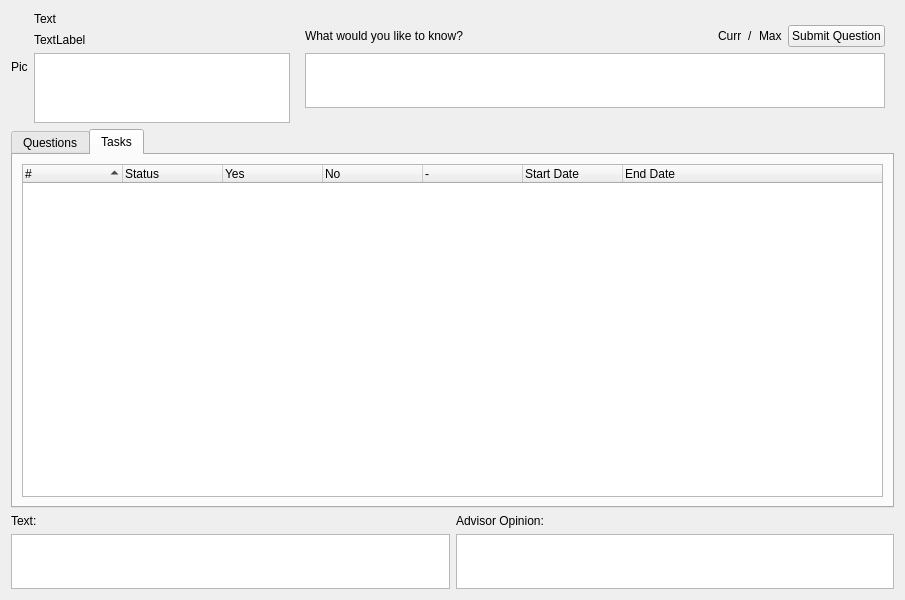
dmzdev/stance, file ui/AdvisorWindow.ui: the form before one commit.
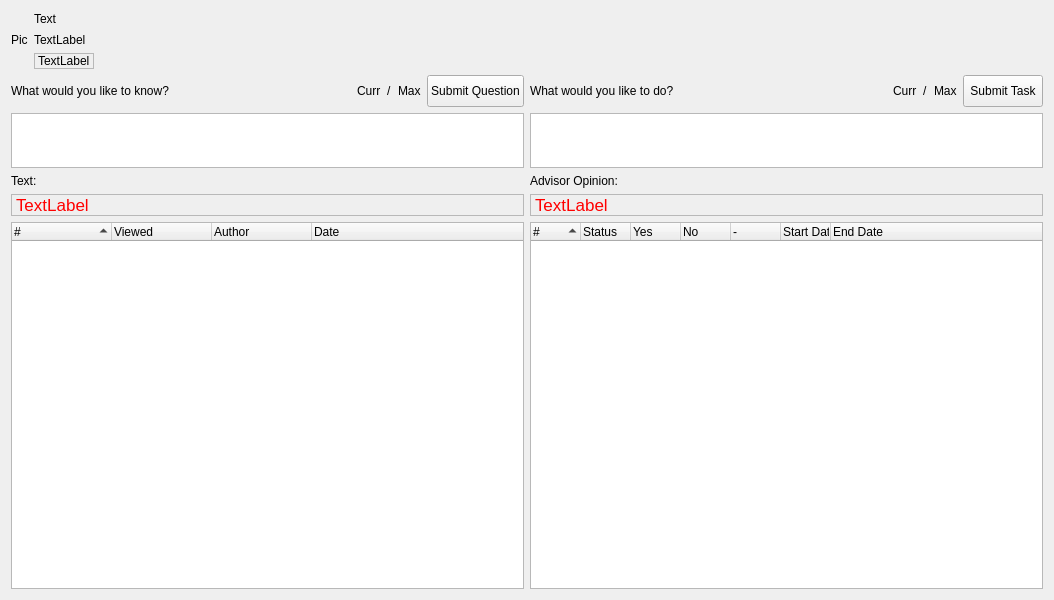
The form after the commit. The open tabs and pages were chosen to show the change.

Commit message: Advisor window functionality changes. Date format changes.

The edit to the form file:
```diff
--- a/ui/AdvisorWindow.ui
+++ b/ui/AdvisorWindow.ui
@@ -6,7 +6,7 @@
    <rect>
     <x>0</x>
     <y>0</y>
-    <width>905</width>
+    <width>1054</width>
     <height>600</height>
    </rect>
   </property>
@@ -94,46 +94,51 @@
         </widget>
        </item>
        <item>
-        <widget class="QTextEdit" name="bioText">
+        <widget class="QLabel" name="bioText">
          <property name="sizePolicy">
-          <sizepolicy hsizetype="Minimum" vsizetype="Maximum">
+          <sizepolicy hsizetype="Maximum" vsizetype="Maximum">
            <horstretch>0</horstretch>
            <verstretch>0</verstretch>
           </sizepolicy>
          </property>
-         <property name="maximumSize">
-          <size>
-           <width>16777215</width>
-           <height>72</height>
-          </size>
+         <property name="frameShape">
+          <enum>QFrame::StyledPanel</enum>
          </property>
-         <property name="readOnly">
+         <property name="frameShadow">
+          <enum>QFrame::Sunken</enum>
+         </property>
+         <property name="text">
+          <string>TextLabel</string>
+         </property>
+         <property name="wordWrap">
           <bool>true</bool>
          </property>
-         <property name="html">
-          <string>&lt;!DOCTYPE HTML PUBLIC &quot;-//W3C//DTD HTML 4.0//EN&quot; &quot;http://www.w3.org/TR/REC-html40/strict.dtd&quot;&gt;
-&lt;html&gt;&lt;head&gt;&lt;meta name=&quot;qrichtext&quot; content=&quot;1&quot; /&gt;&lt;style type=&quot;text/css&quot;&gt;
-p, li { white-space: pre-wrap; }
-&lt;/style&gt;&lt;/head&gt;&lt;body style=&quot; font-family:'Lucida Grande'; font-size:13pt; font-weight:400; font-style:normal;&quot;&gt;
-&lt;p style=&quot;-qt-paragraph-type:empty; margin-top:0px; margin-bottom:0px; margin-left:0px; margin-right:0px; -qt-block-indent:0; text-indent:0px;&quot;&gt;&lt;/p&gt;&lt;/body&gt;&lt;/html&gt;</string>
-         </property>
         </widget>
        </item>
       </layout>
      </item>
      <item>
-      <widget class="QStackedWidget" name="stackedWidget">
-       <property name="sizePolicy">
-        <sizepolicy hsizetype="Preferred" vsizetype="Maximum">
-         <horstretch>0</horstretch>
-         <verstretch>0</verstretch>
-        </sizepolicy>
+      <spacer name="horizontalSpacer_3">
+       <property name="orientation">
+        <enum>Qt::Horizontal</enum>
        </property>
-       <property name="currentIndex">
-        <number>0</number>
+       <property name="sizeHint" stdset="0">
+        <size>
+         <width>40</width>
+         <height>20</height>
+        </size>
        </property>
-       <widget class="QWidget" name="page">
-        <layout class="QVBoxLayout" name="verticalLayout_6">
+      </spacer>
+     </item>
+    </layout>
+   </item>
+   <item>
+    <layout class="QHBoxLayout" name="horizontalLayout_3">
+     <item>
+      <layout class="QVBoxLayout" name="verticalLayout_5">
+       <property name="sizeConstraint">
+        <enum>QLayout::SetFixedSize</enum>
+       </property>
          <item>
           <layout class="QVBoxLayout" name="verticalLayout_7">
            <property name="sizeConstraint">
@@ -142,10 +147,16 @@
            <item>
             <layout class="QHBoxLayout" name="horizontalLayout">
              <property name="sizeConstraint">
-              <enum>QLayout::SetMinAndMaxSize</enum>
+            <enum>QLayout::SetMaximumSize</enum>
              </property>
              <item>
               <widget class="QLabel" name="label_5">
+             <property name="sizePolicy">
+              <sizepolicy hsizetype="Preferred" vsizetype="Fixed">
+               <horstretch>0</horstretch>
+               <verstretch>0</verstretch>
+              </sizepolicy>
+             </property>
                <property name="maximumSize">
                 <size>
                  <width>16777215</width>
@@ -160,7 +171,7 @@
              <item>
               <spacer name="horizontalSpacer">
                <property name="sizePolicy">
-                <sizepolicy hsizetype="Minimum" vsizetype="Minimum">
+              <sizepolicy hsizetype="Expanding" vsizetype="Minimum">
                  <horstretch>0</horstretch>
                  <verstretch>0</verstretch>
                 </sizepolicy>
@@ -168,6 +179,9 @@
                <property name="orientation">
                 <enum>Qt::Horizontal</enum>
                </property>
+             <property name="sizeType">
+              <enum>QSizePolicy::Expanding</enum>
+             </property>
                <property name="sizeHint" stdset="0">
                 <size>
                  <width>40</width>
@@ -179,7 +193,7 @@
              <item>
               <widget class="QLabel" name="qCurrentCharAmt">
                <property name="sizePolicy">
-                <sizepolicy hsizetype="Preferred" vsizetype="Maximum">
+              <sizepolicy hsizetype="Preferred" vsizetype="Fixed">
                  <horstretch>0</horstretch>
                  <verstretch>0</verstretch>
                 </sizepolicy>
@@ -197,6 +211,18 @@
              </item>
              <item>
               <widget class="QLabel" name="label">
+             <property name="sizePolicy">
+              <sizepolicy hsizetype="Preferred" vsizetype="Fixed">
+               <horstretch>0</horstretch>
+               <verstretch>0</verstretch>
+              </sizepolicy>
+             </property>
+             <property name="maximumSize">
+              <size>
+               <width>16777215</width>
+               <height>16</height>
+              </size>
+             </property>
                <property name="text">
                 <string>/</string>
                </property>
@@ -205,7 +231,7 @@
              <item>
               <widget class="QLabel" name="qTotalCharAmt">
                <property name="sizePolicy">
-                <sizepolicy hsizetype="Preferred" vsizetype="Maximum">
+              <sizepolicy hsizetype="Preferred" vsizetype="Fixed">
                  <horstretch>0</horstretch>
                  <verstretch>0</verstretch>
                 </sizepolicy>
@@ -224,11 +250,17 @@
              <item>
               <widget class="QPushButton" name="submitQuestionButton">
                <property name="sizePolicy">
-                <sizepolicy hsizetype="Minimum" vsizetype="Maximum">
+              <sizepolicy hsizetype="Minimum" vsizetype="Fixed">
                  <horstretch>0</horstretch>
                  <verstretch>0</verstretch>
                 </sizepolicy>
                </property>
+             <property name="maximumSize">
+              <size>
+               <width>16777215</width>
+               <height>32</height>
+              </size>
+             </property>
                <property name="text">
                 <string>Submit Question</string>
                </property>
@@ -261,11 +293,91 @@
            </item>
           </layout>
          </item>
-        </layout>
-        <zorder></zorder>
-       </widget>
-       <widget class="QWidget" name="page_2">
-        <layout class="QVBoxLayout" name="verticalLayout_11">
+       <item>
+        <layout class="QVBoxLayout" name="verticalLayout_8">
+         <item>
+          <widget class="QLabel" name="label_4">
+           <property name="sizePolicy">
+            <sizepolicy hsizetype="Preferred" vsizetype="Fixed">
+             <horstretch>0</horstretch>
+             <verstretch>0</verstretch>
+            </sizepolicy>
+           </property>
+           <property name="text">
+            <string>Text:</string>
+           </property>
+          </widget>
+         </item>
+         <item>
+          <widget class="QLabel" name="selectedText">
+           <property name="sizePolicy">
+            <sizepolicy hsizetype="Preferred" vsizetype="Maximum">
+             <horstretch>0</horstretch>
+             <verstretch>0</verstretch>
+            </sizepolicy>
+           </property>
+           <property name="palette">
+            <palette>
+             <active>
+              <colorrole role="WindowText">
+               <brush brushstyle="SolidPattern">
+                <color alpha="255">
+                 <red>255</red>
+                 <green>0</green>
+                 <blue>0</blue>
+                </color>
+               </brush>
+              </colorrole>
+             </active>
+             <inactive>
+              <colorrole role="WindowText">
+               <brush brushstyle="SolidPattern">
+                <color alpha="255">
+                 <red>255</red>
+                 <green>0</green>
+                 <blue>0</blue>
+                </color>
+               </brush>
+              </colorrole>
+             </inactive>
+             <disabled>
+              <colorrole role="WindowText">
+               <brush brushstyle="SolidPattern">
+                <color alpha="255">
+                 <red>69</red>
+                 <green>69</green>
+                 <blue>69</blue>
+                </color>
+               </brush>
+              </colorrole>
+             </disabled>
+            </palette>
+           </property>
+           <property name="font">
+            <font>
+             <pointsize>13</pointsize>
+            </font>
+           </property>
+           <property name="frameShape">
+            <enum>QFrame::StyledPanel</enum>
+           </property>
+           <property name="frameShadow">
+            <enum>QFrame::Sunken</enum>
+           </property>
+           <property name="text">
+            <string>TextLabel</string>
+           </property>
+           <property name="wordWrap">
+            <bool>true</bool>
+           </property>
+          </widget>
+         </item>
+        </layout>
+       </item>
+      </layout>
+     </item>
+     <item>
+      <layout class="QVBoxLayout" name="verticalLayout_6">
          <item>
           <layout class="QVBoxLayout" name="verticalLayout_4">
            <property name="sizeConstraint">
@@ -278,6 +390,12 @@
              </property>
              <item>
               <widget class="QLabel" name="label_3">
+             <property name="sizePolicy">
+              <sizepolicy hsizetype="Preferred" vsizetype="Fixed">
+               <horstretch>0</horstretch>
+               <verstretch>0</verstretch>
+              </sizepolicy>
+             </property>
                <property name="maximumSize">
                 <size>
                  <width>16777215</width>
@@ -292,7 +410,7 @@
              <item>
               <spacer name="horizontalSpacer_2">
                <property name="sizePolicy">
-                <sizepolicy hsizetype="Expanding" vsizetype="Minimum">
+              <sizepolicy hsizetype="Expanding" vsizetype="Fixed">
                  <horstretch>0</horstretch>
                  <verstretch>0</verstretch>
                 </sizepolicy>
@@ -332,6 +450,12 @@
              </item>
              <item>
               <widget class="QLabel" name="label_7">
+             <property name="sizePolicy">
+              <sizepolicy hsizetype="Preferred" vsizetype="Fixed">
+               <horstretch>0</horstretch>
+               <verstretch>0</verstretch>
+              </sizepolicy>
+             </property>
                <property name="text">
                 <string>/</string>
                </property>
@@ -402,39 +526,96 @@
            </item>
           </layout>
          </item>
-        </layout>
-       </widget>
-      </widget>
-     </item>
-    </layout>
-   </item>
    <item>
-    <layout class="QVBoxLayout" name="verticalLayout_8">
+        <layout class="QVBoxLayout" name="verticalLayout_3">
      <property name="sizeConstraint">
-      <enum>QLayout::SetNoConstraint</enum>
+          <enum>QLayout::SetDefaultConstraint</enum>
      </property>
      <item>
-      <widget class="QTabWidget" name="tabWidget">
+          <widget class="QLabel" name="label_2">
        <property name="sizePolicy">
-        <sizepolicy hsizetype="Expanding" vsizetype="Preferred">
+            <sizepolicy hsizetype="Preferred" vsizetype="Fixed">
          <horstretch>0</horstretch>
          <verstretch>0</verstretch>
         </sizepolicy>
        </property>
-       <property name="currentIndex">
-        <number>0</number>
-       </property>
-       <widget class="QWidget" name="tab">
+           <property name="text">
+            <string>Advisor Opinion:</string>
+           </property>
+          </widget>
+         </item>
+         <item>
+          <widget class="QLabel" name="selectedOpinion">
         <property name="sizePolicy">
-         <sizepolicy hsizetype="Preferred" vsizetype="Preferred">
+            <sizepolicy hsizetype="Preferred" vsizetype="Maximum">
           <horstretch>0</horstretch>
           <verstretch>0</verstretch>
          </sizepolicy>
         </property>
-        <attribute name="title">
-         <string>Questions</string>
-        </attribute>
-        <layout class="QVBoxLayout" name="verticalLayout_9">
+           <property name="palette">
+            <palette>
+             <active>
+              <colorrole role="WindowText">
+               <brush brushstyle="SolidPattern">
+                <color alpha="255">
+                 <red>255</red>
+                 <green>0</green>
+                 <blue>0</blue>
+                </color>
+               </brush>
+              </colorrole>
+             </active>
+             <inactive>
+              <colorrole role="WindowText">
+               <brush brushstyle="SolidPattern">
+                <color alpha="255">
+                 <red>255</red>
+                 <green>0</green>
+                 <blue>0</blue>
+                </color>
+               </brush>
+              </colorrole>
+             </inactive>
+             <disabled>
+              <colorrole role="WindowText">
+               <brush brushstyle="SolidPattern">
+                <color alpha="255">
+                 <red>69</red>
+                 <green>69</green>
+                 <blue>69</blue>
+                </color>
+               </brush>
+              </colorrole>
+             </disabled>
+            </palette>
+           </property>
+           <property name="font">
+            <font>
+             <pointsize>13</pointsize>
+            </font>
+           </property>
+           <property name="frameShape">
+            <enum>QFrame::StyledPanel</enum>
+           </property>
+           <property name="frameShadow">
+            <enum>QFrame::Sunken</enum>
+           </property>
+           <property name="text">
+            <string>TextLabel</string>
+           </property>
+           <property name="wordWrap">
+            <bool>true</bool>
+           </property>
+          </widget>
+         </item>
+        </layout>
+       </item>
+      </layout>
+     </item>
+    </layout>
+   </item>
+   <item>
+    <layout class="QHBoxLayout" name="horizontalLayout_4">
          <property name="sizeConstraint">
           <enum>QLayout::SetNoConstraint</enum>
          </property>
@@ -489,22 +670,6 @@
            </column>
           </widget>
          </item>
-        </layout>
-       </widget>
-       <widget class="QWidget" name="tab_2">
-        <property name="sizePolicy">
-         <sizepolicy hsizetype="Preferred" vsizetype="Preferred">
-          <horstretch>0</horstretch>
-          <verstretch>0</verstretch>
-         </sizepolicy>
-        </property>
-        <attribute name="title">
-         <string>Tasks</string>
-        </attribute>
-        <layout class="QVBoxLayout" name="verticalLayout_10">
-         <property name="sizeConstraint">
-          <enum>QLayout::SetNoConstraint</enum>
-         </property>
          <item>
           <widget class="QTreeWidget" name="voteHistoryTree">
            <property name="sizePolicy">
@@ -532,7 +697,7 @@
             <bool>true</bool>
            </attribute>
            <attribute name="headerDefaultSectionSize">
-            <number>100</number>
+        <number>50</number>
            </attribute>
            <column>
             <property name="text">
@@ -572,102 +737,6 @@
           </widget>
          </item>
         </layout>
-       </widget>
-      </widget>
-     </item>
-     <item>
-      <layout class="QHBoxLayout" name="horizontalLayout_3">
-       <property name="sizeConstraint">
-        <enum>QLayout::SetFixedSize</enum>
-       </property>
-       <item>
-        <layout class="QVBoxLayout" name="verticalLayout_5">
-         <property name="sizeConstraint">
-          <enum>QLayout::SetFixedSize</enum>
-         </property>
-         <item>
-          <widget class="QLabel" name="label_4">
-           <property name="sizePolicy">
-            <sizepolicy hsizetype="Preferred" vsizetype="Fixed">
-             <horstretch>0</horstretch>
-             <verstretch>0</verstretch>
-            </sizepolicy>
-           </property>
-           <property name="text">
-            <string>Text:</string>
-           </property>
-          </widget>
-         </item>
-         <item>
-          <widget class="QTextEdit" name="selectedText">
-           <property name="sizePolicy">
-            <sizepolicy hsizetype="Expanding" vsizetype="Fixed">
-             <horstretch>0</horstretch>
-             <verstretch>0</verstretch>
-            </sizepolicy>
-           </property>
-           <property name="maximumSize">
-            <size>
-             <width>16777215</width>
-             <height>55</height>
-            </size>
-           </property>
-           <property name="readOnly">
-            <bool>true</bool>
-           </property>
-          </widget>
-         </item>
-        </layout>
-       </item>
-       <item>
-        <layout class="QVBoxLayout" name="verticalLayout_3">
-         <property name="sizeConstraint">
-          <enum>QLayout::SetFixedSize</enum>
-         </property>
-         <item>
-          <widget class="QLabel" name="label_2">
-           <property name="sizePolicy">
-            <sizepolicy hsizetype="Preferred" vsizetype="Fixed">
-             <horstretch>0</horstretch>
-             <verstretch>0</verstretch>
-            </sizepolicy>
-           </property>
-           <property name="text">
-            <string>Advisor Opinion:</string>
-           </property>
-          </widget>
-         </item>
-         <item>
-          <widget class="QTextEdit" name="selectedOpinion">
-           <property name="sizePolicy">
-            <sizepolicy hsizetype="Expanding" vsizetype="Maximum">
-             <horstretch>0</horstretch>
-             <verstretch>0</verstretch>
-            </sizepolicy>
-           </property>
-           <property name="maximumSize">
-            <size>
-             <width>16777215</width>
-             <height>55</height>
-            </size>
-           </property>
-           <property name="readOnly">
-            <bool>true</bool>
-           </property>
-           <property name="html">
-            <string>&lt;!DOCTYPE HTML PUBLIC &quot;-//W3C//DTD HTML 4.0//EN&quot; &quot;http://www.w3.org/TR/REC-html40/strict.dtd&quot;&gt;
-&lt;html&gt;&lt;head&gt;&lt;meta name=&quot;qrichtext&quot; content=&quot;1&quot; /&gt;&lt;style type=&quot;text/css&quot;&gt;
-p, li { white-space: pre-wrap; }
-&lt;/style&gt;&lt;/head&gt;&lt;body style=&quot; font-family:'Lucida Grande'; font-size:13pt; font-weight:400; font-style:normal;&quot;&gt;
-&lt;p style=&quot;-qt-paragraph-type:empty; margin-top:0px; margin-bottom:0px; margin-left:0px; margin-right:0px; -qt-block-indent:0; text-indent:0px;&quot;&gt;&lt;/p&gt;&lt;/body&gt;&lt;/html&gt;</string>
-           </property>
-          </widget>
-         </item>
-        </layout>
-       </item>
-      </layout>
-     </item>
-    </layout>
    </item>
   </layout>
  </widget>
```
Left out of the diff: 19 changed lines with no effect on the pictures. Lines whose indentation alone changed are shown as unchanged. The commit also changes 1 other file.
